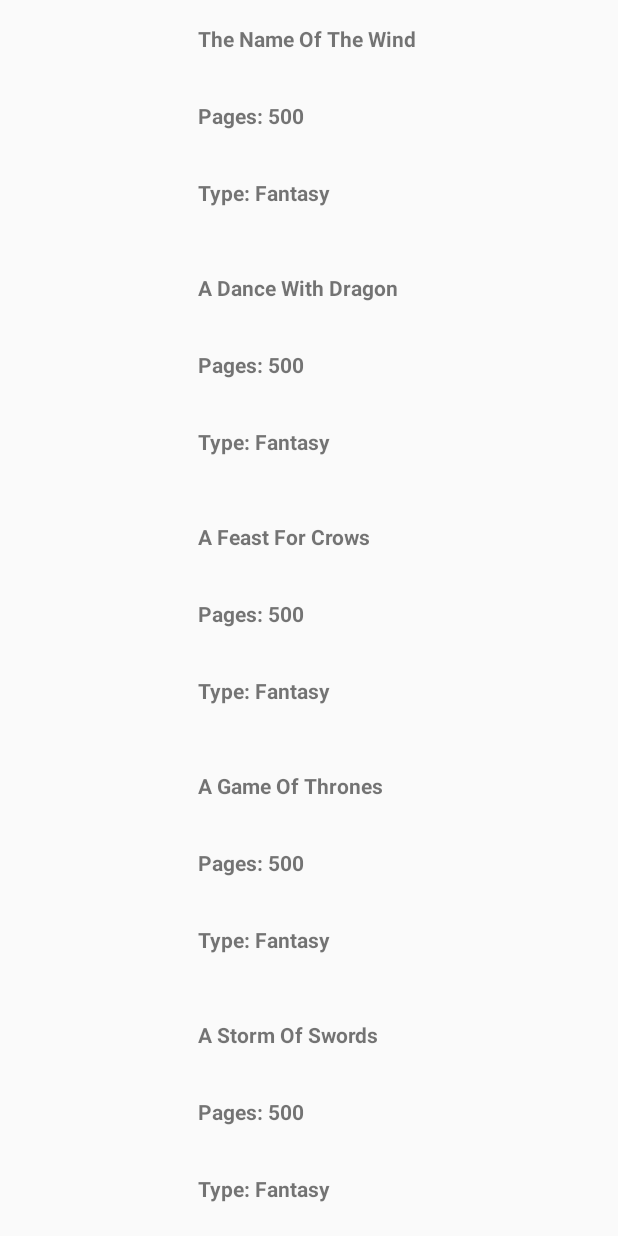
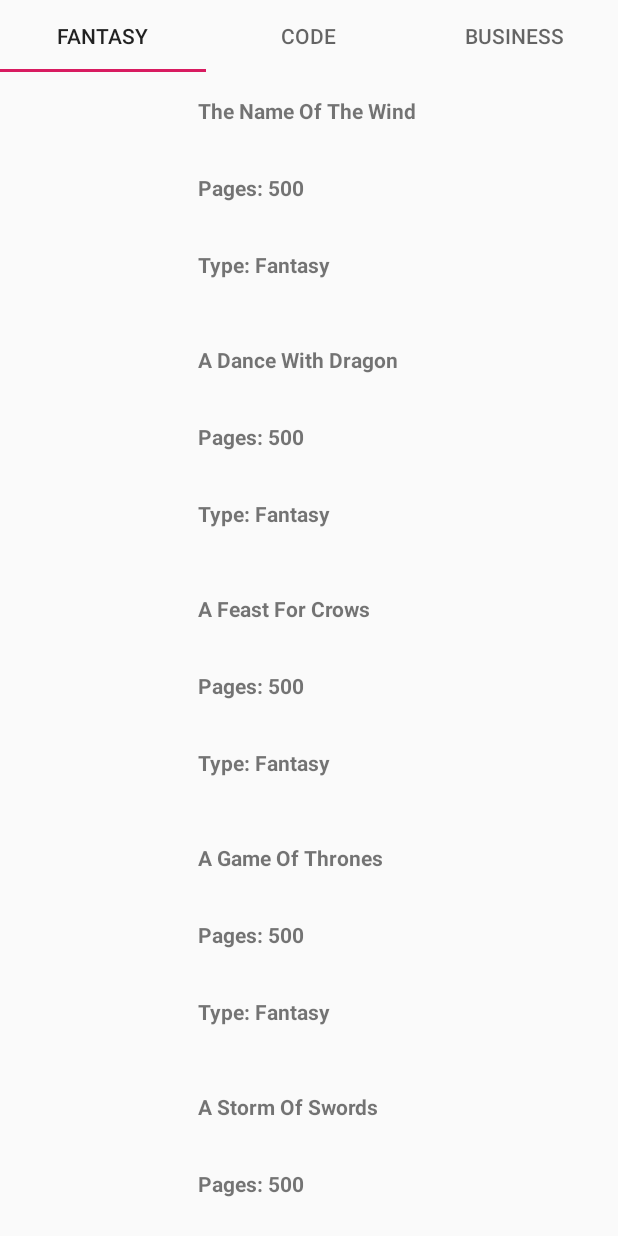
Before and after one commit to onurtemiz/BookLister, an Android app: the screen it shows after launch (BookFragmentActivity), on a phone screen of 412 x 824 dp. Run offline under Robolectric (Android 15) with nearby library versions, the phone set to English and light mode, and no system bars.

Commit message:
Add Tabs

```diff
--- a/app/build.gradle
+++ b/app/build.gradle
@@ -29,6 +29,8 @@ dependencies {
     androidTestImplementation 'androidx.test.espresso:espresso-core:3.2.0'
     implementation "androidx.viewpager2:viewpager2:1.0.0"
     implementation 'androidx.recyclerview:recyclerview:1.1.0'
+    implementation 'com.google.android.material:material:1.1.0'
+
 
 
 
--- a/app/src/main/java/com/example/booklister/BookFragmentActivity.java
+++ b/app/src/main/java/com/example/booklister/BookFragmentActivity.java
@@ -2,13 +2,19 @@ package com.example.booklister;
 
 import android.os.Bundle;
 
+import androidx.annotation.NonNull;
 import androidx.fragment.app.FragmentActivity;
 import androidx.viewpager2.adapter.FragmentStateAdapter;
 import androidx.viewpager2.widget.ViewPager2;
 
+import com.google.android.material.tabs.TabLayout;
+import com.google.android.material.tabs.TabLayoutMediator;
+
 public class BookFragmentActivity extends FragmentActivity {
     private ViewPager2 viewPager;
     private FragmentStateAdapter adapter;
+    private String[] titles = {"Fantasy","Code","Business"};
+
 
 
     @Override
@@ -20,6 +26,16 @@ public class BookFragmentActivity extends FragmentActivity {
         viewPager = findViewById(R.id.pager);
         adapter = new BookPagerAdapter(this);
         viewPager.setAdapter(adapter);
+        TabLayout tabLayout = (TabLayout) findViewById(R.id.tab_layout);
+        new TabLayoutMediator(tabLayout, viewPager,
+                new TabLayoutMediator.TabConfigurationStrategy() {
+                    @Override
+                    public void onConfigureTab(@NonNull TabLayout.Tab tab, int position) {
+                        tab.setText(titles[position]);
+
+                    }
+                }
+        ).attach();
     }
 
     @Override
--- a/app/src/main/java/com/example/booklister/BookPagerAdapter.java
+++ b/app/src/main/java/com/example/booklister/BookPagerAdapter.java
@@ -13,10 +13,12 @@ import com.example.booklister.FantasyFragment;
 
 public class BookPagerAdapter extends FragmentStateAdapter {
     private static final int NUM_PAGES = 3;
+    private String[] titles = {"Fantasy","Code","Business"};
 
     public BookPagerAdapter(FragmentActivity fa){
         super(fa);
     }
+
 
 
     @NonNull
@@ -29,4 +31,7 @@ public class BookPagerAdapter extends FragmentStateAdapter {
     public int getItemCount() {
         return NUM_PAGES;
     }
+
+
+
 }
--- a/app/src/main/java/com/example/booklister/FantasyFragment.java
+++ b/app/src/main/java/com/example/booklister/FantasyFragment.java
@@ -9,12 +9,16 @@ import androidx.annotation.Nullable;
 import androidx.fragment.app.Fragment;
 import androidx.recyclerview.widget.LinearLayoutManager;
 import androidx.recyclerview.widget.RecyclerView;
+import androidx.viewpager2.widget.ViewPager2;
 
+import android.util.Log;
 import android.view.LayoutInflater;
 import android.view.View;
 import android.view.ViewGroup;
-import android.widget.ListView;
-import android.widget.TextView;
+import android.widget.TableLayout;
+
+import com.google.android.material.tabs.TabLayout;
+import com.google.android.material.tabs.TabLayoutMediator;
 
 import java.util.ArrayList;
 import java.util.List;
@@ -62,9 +66,13 @@ public class FantasyFragment extends Fragment {
     public void onViewCreated(@NonNull View view, @Nullable Bundle savedInstanceState) {
         super.onViewCreated(view, savedInstanceState);
 
+        ViewPager2 viewPager = (ViewPager2) getView().findViewById(R.id.pager);
         RecyclerView recyclerView = (RecyclerView) getView().findViewById(R.id.bookListView);
         BookAdapter bookAdapter = new BookAdapter(books);
         recyclerView.setAdapter(bookAdapter);
         recyclerView.setLayoutManager(new LinearLayoutManager(getActivity()));
+
+
+
     }
 }
--- a/app/src/main/java/com/example/booklister/MainActivity.java
+++ /dev/null
@@ -1,24 +0,0 @@
-package com.example.booklister;
-import androidx.appcompat.app.AppCompatActivity;
-import androidx.recyclerview.widget.LinearLayoutManager;
-import androidx.recyclerview.widget.RecyclerView;
-import androidx.viewpager.widget.ViewPager;
-import androidx.viewpager2.widget.ViewPager2;
-
-import android.os.Bundle;
-
-import java.util.ArrayList;
-import java.util.List;
-
-public class MainActivity extends AppCompatActivity {
-    private List<Book> books =  new ArrayList<Book>();;
-
-
-    @Override
-    protected void onCreate(Bundle savedInstanceState) {
-        super.onCreate(savedInstanceState);
-
-
-
-    }
-}
--- a/app/src/main/res/layout/activity_main.xml
+++ b/app/src/main/res/layout/activity_main.xml
@@ -2,6 +2,11 @@
 <LinearLayout xmlns:android="http://schemas.android.com/apk/res/android"
     android:orientation="vertical" android:layout_width="match_parent"
     android:layout_height="match_parent">
+
+    <com.google.android.material.tabs.TabLayout
+        android:id="@+id/tab_layout"
+        android:layout_width="match_parent"
+        android:layout_height="wrap_content" />
 
 
     <androidx.viewpager2.widget.ViewPager2
```
